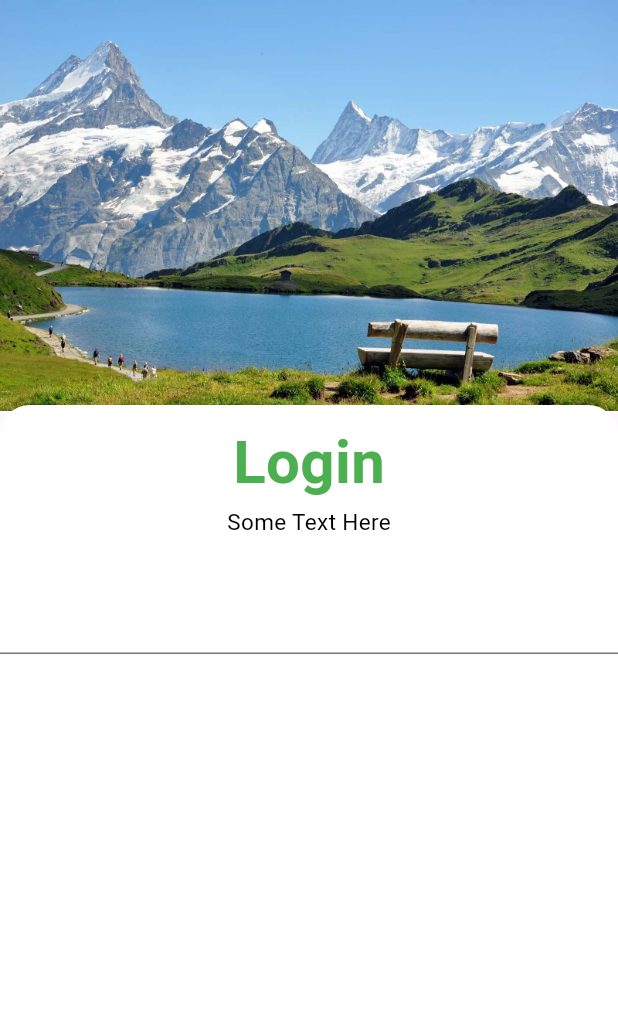
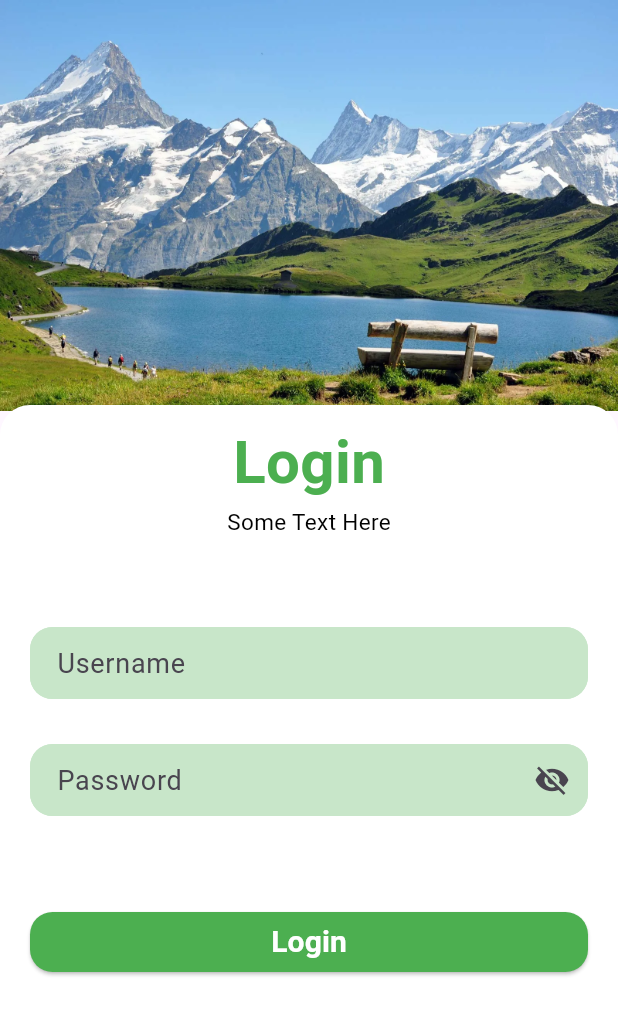
Before and after one commit to kpphamus14/AnLacXa, a Flutter app: the screen it shows after launch, on a phone screen of 412 x 824 dp. Shown: the top 1015 px of the screen. Run offline on Flutter 3.47's test engine with Material 3 defaults, Android fonts, the light colour scheme and no system bars.

Commit message:
add username and password

```diff
--- a/anlacxa_app/lib/screens/login_screen.dart
+++ b/anlacxa_app/lib/screens/login_screen.dart
@@ -1,7 +1,40 @@
 import 'package:flutter/material.dart';
 
-class LoginScreen extends StatelessWidget {
+class LoginScreen extends StatefulWidget {
   const LoginScreen({super.key});
+
+  @override
+  State<LoginScreen> createState() {
+    return _LoginScreenState();
+  }
+}
+
+class _LoginScreenState extends State<LoginScreen> {
+  bool isPasswordVisible = false;
+  Icon passwordIcon = const Icon(Icons.visibility_off);
+  final _usernameController = TextEditingController();
+  final _passwordController = TextEditingController();
+
+  void togglePassword() {
+    setState(
+      () {
+        isPasswordVisible = !isPasswordVisible;
+        if (isPasswordVisible) {
+          passwordIcon = const Icon(Icons.visibility);
+        } else {
+          passwordIcon = const Icon(Icons.visibility_off);
+        }
+      },
+    );
+  }
+
+  @override
+  void dispose() {
+    _usernameController.dispose();
+    _passwordController.dispose();
+    super.dispose();
+  }
+
   @override
   Widget build(BuildContext context) {
     return Scaffold(
@@ -21,31 +54,113 @@ class LoginScreen extends StatelessWidget {
                   borderRadius: BorderRadius.circular(20),
                   color: Colors.white,
                 ),
-                child: const Column(
+                child: SingleChildScrollView(
+                  child: Column(
                     children: [
-                    SizedBox(
+                      const SizedBox(
                         height: 10,
                       ),
                       Text(
                         'Login',
                         style: TextStyle(
-                        color: Colors.green,
+                          color: Colors.green.shade500,
                           fontSize: 40,
                           fontWeight: FontWeight.bold,
                         ),
                       ),
-                    Text(
+                      const Text(
                         'Some Text Here',
                         style: TextStyle(
                           color: Colors.black,
                           fontSize: 15,
                         ),
                       ),
-                    SizedBox(
+                      const SizedBox(
                         height: 30,
                       ),
-                    TextField()
+                      Padding(
+                        padding: const EdgeInsets.fromLTRB(20, 30, 20, 30),
+                        child: Column(
+                          children: [
+                            TextField(
+                              controller: _usernameController,
+                              autofocus: false,
+                              style: const TextStyle(fontSize: 18),
+                              decoration: InputDecoration(
+                                filled: true,
+                                fillColor: Colors.green.shade100,
+                                hintText: 'Username',
+                                contentPadding:
+                                    const EdgeInsets.fromLTRB(14, 8, 14, 8),
+                                focusedBorder: OutlineInputBorder(
+                                  borderSide: BorderSide(
+                                    color: Colors.green.shade100,
+                                  ),
+                                  borderRadius: BorderRadius.circular(15),
+                                ),
+                                enabledBorder: OutlineInputBorder(
+                                  borderSide:
+                                      BorderSide(color: Colors.green.shade100),
+                                  borderRadius: BorderRadius.circular(15),
+                                ),
+                              ),
+                            ),
+                            const SizedBox(height: 30),
+                            TextField(
+                              controller: _passwordController,
+                              autofocus: false,
+                              obscureText: isPasswordVisible ? false : true,
+                              style: const TextStyle(fontSize: 18),
+                              decoration: InputDecoration(
+                                filled: true,
+                                fillColor: Colors.green.shade100,
+                                hintText: 'Password',
+                                contentPadding:
+                                    const EdgeInsets.fromLTRB(14, 8, 14, 8),
+                                focusedBorder: OutlineInputBorder(
+                                  borderSide: BorderSide(
+                                    color: Colors.green.shade100,
+                                  ),
+                                  borderRadius: BorderRadius.circular(15),
+                                ),
+                                enabledBorder: OutlineInputBorder(
+                                  borderSide:
+                                      BorderSide(color: Colors.green.shade100),
+                                  borderRadius: BorderRadius.circular(15),
+                                ),
+                                suffixIcon: IconButton(
+                                  onPressed: togglePassword,
+                                  icon: passwordIcon,
+                                ),
+                              ),
+                            ),
+                            const SizedBox(height: 60),
+                            ElevatedButton(
+                              onPressed: () {
+                                print(_usernameController);
+                                print(_passwordController);
+                              },
+                              style: ElevatedButton.styleFrom(
+                                backgroundColor: Colors.green.shade500,
+                                foregroundColor: Colors.white,
+                                shape: RoundedRectangleBorder(
+                                  borderRadius: BorderRadius.circular(15),
+                                ),
+                                minimumSize: const Size(double.infinity, 40),
+                              ),
+                              child: const Text(
+                                'Login',
+                                style: TextStyle(
+                                  fontSize: 20,
+                                  fontWeight: FontWeight.bold,
+                                ),
+                              ),
+                            ),
                           ],
+                        ),
+                      ),
+                    ],
+                  ),
                 ),
               ),
             ),
@@ -55,28 +170,3 @@ class LoginScreen extends StatelessWidget {
     );
   }
 }
-
-
-// children: [
-//         Stack(
-//           children: [
-//             Image.asset(
-//               'assets/images/1.png',
-//               width: double.infinity,
-//             ),
-//             Expanded(
-//               child: Container(
-//                 width: double.infinity,
-//                 height: double.infinity,
-//                 decoration: const BoxDecoration(
-//                   color: Colors.white,
-//                   borderRadius: BorderRadius.only(
-//                     topLeft: Radius.circular(30),
-//                     topRight: Radius.circular(30),
-//                   ),
-//                 ),
-//               ),
-//             )
-//           ],
-//         ),
-//       ],
```
Lines whose indentation alone changed are shown as unchanged.
